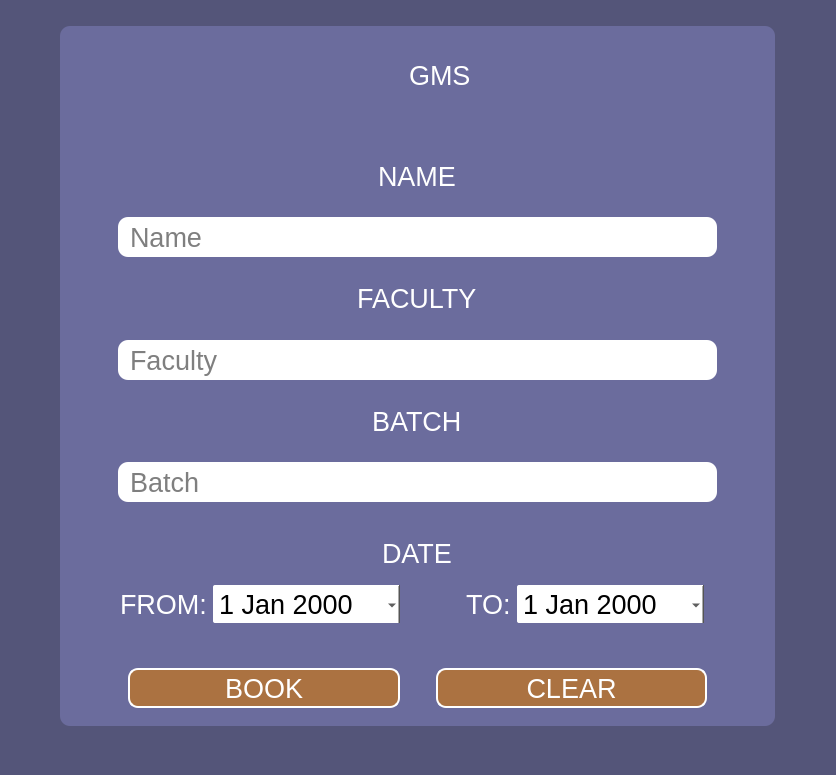
Before: the Qt Designer form booking_page.ui in Xen00n/GMS, drawn with Qt 5.
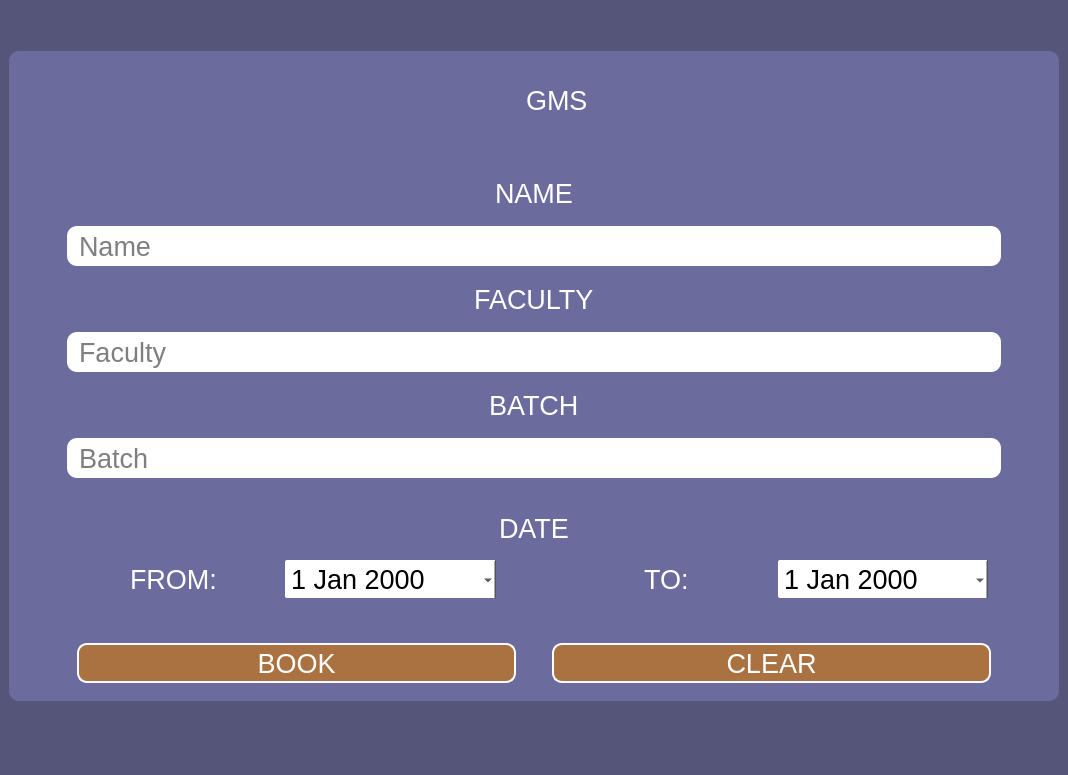
After: the same form once the commit is applied. Icons and pictures are not drawn.

The edit to the form file:
```diff
--- a/booking_page.ui
+++ b/booking_page.ui
@@ -21,21 +21,21 @@
     <item alignment="Qt::AlignHCenter|Qt::AlignVCenter">
      <widget class="QFrame" name="frame">
       <property name="sizePolicy">
-       <sizepolicy hsizetype="Fixed" vsizetype="Fixed">
+       <sizepolicy hsizetype="Preferred" vsizetype="Preferred">
         <horstretch>0</horstretch>
         <verstretch>0</verstretch>
        </sizepolicy>
       </property>
       <property name="minimumSize">
        <size>
-        <width>700</width>
-        <height>700</height>
+        <width>1050</width>
+        <height>650</height>
        </size>
       </property>
       <property name="maximumSize">
        <size>
-        <width>1200</width>
-        <height>1200</height>
+        <width>1400</width>
+        <height>1400</height>
        </size>
       </property>
       <property name="styleSheet">
```
